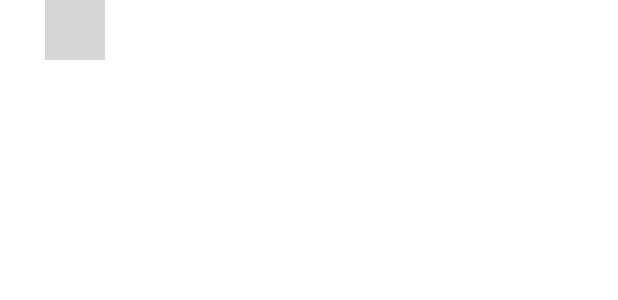
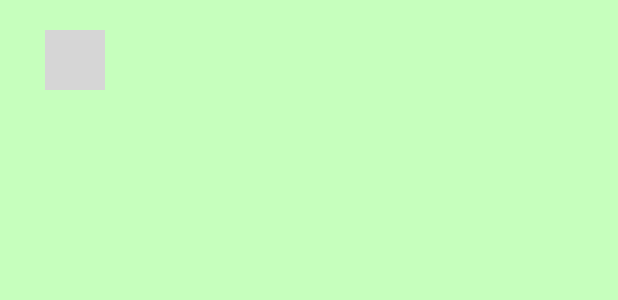
Before and after one commit to CarlosPereiraESI/ISIPark, an Android app: the layout layout_notification.xml on its own in the app's theme, with its tools: preview values and no code run, on a phone screen of 412 x 824 dp. Shown: the top 300 px of the screen. Run offline under Robolectric (Android 15) with nearby library versions, the phone set to English and light mode, and no system bars; grey boxes are pictures that could not be loaded.

Commit message:
admin notifications done

```diff
--- a/app/src/main/java/com/example/isipark/controller/ReportArrayAdapter.kt
+++ b/app/src/main/java/com/example/isipark/controller/ReportArrayAdapter.kt
@@ -27,7 +27,7 @@ class ReportArrayAdapter(context: Context, list: List<RetroAdminMessage>):
         val view = LayoutInflater.from(context).inflate(R.layout.layout_notification,parent, false)
 
         //layout_sector_dash
-        val idR = view.findViewById<TextView>(R.id.titulo_notifi)
+        val name = view.findViewById<TextView>(R.id.titulo_notifi)
         val descricao = view.findViewById<TextView>(R.id.mensagem_notifi)
         val data = view.findViewById<TextView>(R.id.data_notifi)
 
@@ -35,14 +35,14 @@ class ReportArrayAdapter(context: Context, list: List<RetroAdminMessage>):
         val p = getItem(position)
 
         if (p != null) {
-            idR.text = p.idR.toString()
+            name.text = p.name
         }
         if (p != null) {
             descricao.text = p.desc
         }
 
         if (p != null) {
-            descricao.text = p.date
+            data.text = p.date
         }
 
 
--- a/app/src/main/java/com/example/isipark/model/RetroFit/RetroAdminMessage.kt
+++ b/app/src/main/java/com/example/isipark/model/RetroFit/RetroAdminMessage.kt
@@ -4,5 +4,6 @@ import com.google.gson.annotations.SerializedName
 
 data class RetroAdminMessage(@SerializedName("id_mensagem") val idR: Int,
                              @SerializedName("descricao") val desc: String,
-                             @SerializedName("data") val date: String) {
+                             @SerializedName("data") val date: String,
+                             @SerializedName("nome") val name: String){
 }
--- a/app/src/main/java/com/example/isipark/model/Utils.kt
+++ b/app/src/main/java/com/example/isipark/model/Utils.kt
@@ -7,7 +7,7 @@ import retrofit2.converter.gson.GsonConverterFactory
 
 object Utils {
 
-    private const val BASE_URL = "https://ecc8-2001-818-eb13-c00-f807-1687-dbca-6297.eu.ngrok.io"
+    private const val BASE_URL = "https://8403-2001-818-eb13-c00-5c2b-f9b9-99bf-81cf.eu.ngrok.io"
 
     private val okHttpClient = OkHttpClient.Builder()
         .addInterceptor { chain ->
--- a/app/src/main/res/layout/activity_notification_admin.xml
+++ b/app/src/main/res/layout/activity_notification_admin.xml
@@ -35,10 +35,11 @@
 
     <ListView
         android:id="@+id/mainA_listview"
-        android:layout_width="410dp"
+        android:layout_width="300dp"
         android:layout_height="350dp"
         app:layout_constraintTop_toBottomOf="@id/notifA_titulo"
         app:layout_constraintStart_toStartOf="parent"
+        app:layout_constraintEnd_toEndOf="parent"
         android:layout_marginTop="35dp" />
 
     <Button
--- a/app/src/main/res/layout/layout_notification.xml
+++ b/app/src/main/res/layout/layout_notification.xml
@@ -3,21 +3,25 @@
     xmlns:android="http://schemas.android.com/apk/res/android"
     android:layout_width="match_parent"
     android:layout_height="match_parent"
-    xmlns:app="http://schemas.android.com/apk/res-auto">
+    xmlns:app="http://schemas.android.com/apk/res-auto"
+    android:background="@color/buttons">
 
     <ImageView
         android:id="@+id/logo_not"
         android:layout_width="40dp"
         android:layout_height="40dp"
         android:layout_marginLeft="30dp"
+        android:layout_marginTop="20dp"
         android:src="@drawable/parque"
         app:layout_constraintStart_toStartOf="parent"
         app:layout_constraintTop_toTopOf="parent"/>
 
     <TextView
         android:id="@+id/titulo_notifi"
-        android:layout_width="100dp"
-        android:layout_height="50dp"
+        android:layout_width="150dp"
+        android:layout_height="40dp"
+        android:textSize="20sp"
+        android:textStyle="bold"
         android:layout_marginStart="20dp"
         app:layout_constraintBottom_toBottomOf="@id/logo_not"
         app:layout_constraintStart_toEndOf="@id/logo_not"
@@ -27,6 +31,7 @@
         android:id="@+id/mensagem_notifi"
         android:layout_width="match_parent"
         android:layout_height="70dp"
+        android:textSize="15sp"
         android:layout_marginLeft="70dp"
         android:layout_marginRight="70dp"
         app:layout_constraintStart_toStartOf="parent"
@@ -37,6 +42,7 @@
         android:id="@+id/data_notifi"
         android:layout_width="match_parent"
         android:layout_height="50dp"
+        android:textSize="15sp"
         android:layout_marginLeft="280dp"
         android:layout_marginRight="30dp"
         app:layout_constraintStart_toStartOf="parent"
```
Also changed, not shown: app/src/main/java/com/example/isipark/controller/NotificationAdminActivity.kt (+2 -6 lines), app/src/main/res/layout/layout_reports.xml (+7 -3 lines).
